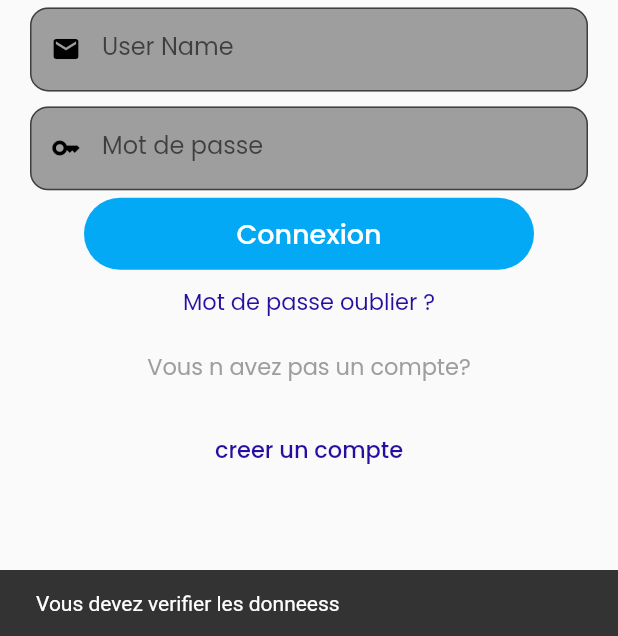
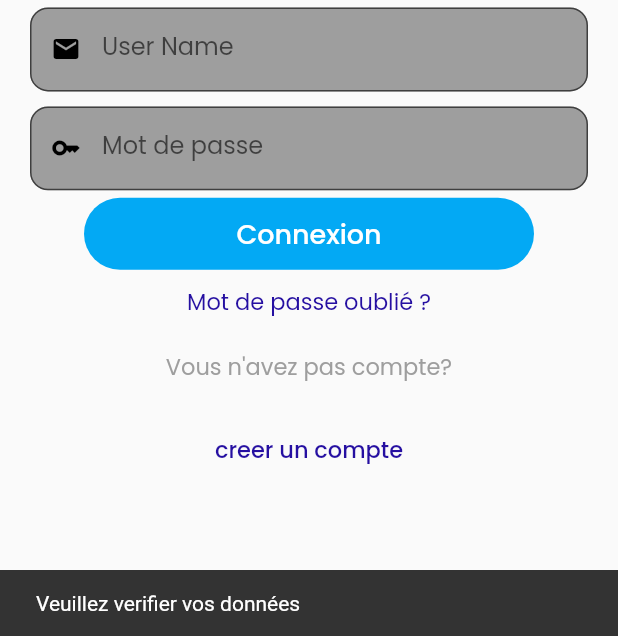
Before and after one commit to Yasser-korzane/nroho, a Flutter app: the Connexin screen opened directly, after a tap on "Connexion", on a phone screen of 412 x 824 dp, the part 600-1236 px from its top. Run offline on Flutter 3.47's test engine with Material 2 defaults, Android fonts, the phone set to English and light mode, and no system bars; our stand-ins replace cloud_firestore, dio, firebase_auth, firebase_core, flutter_spinkit, geocoding and 7 more; missing offline and left inert: flutter_polyline_points, places_service; accounts and stored records are empty; network calls fail.

Commit message:
ractification de connectin

```diff
--- a/lib/Services/wrapper.dart
+++ b/lib/Services/wrapper.dart
@@ -2,7 +2,7 @@ import 'package:appcouvoiturage/Models/Users.dart';
 import 'package:appcouvoiturage/pages/home.dart';
 import 'package:flutter/material.dart';
 import 'package:appcouvoiturage/main.dart';
-import 'package:appcouvoiturage/pages/connection.dart';
+import 'package:appcouvoiturage/pages/connexion.dart';
 import 'package:provider/provider.dart';
 import 'package:appcouvoiturage/pages/login.dart';
 
--- a/lib/pages/Historique.dart
+++ b/lib/pages/Historique.dart
@@ -72,7 +72,7 @@ class _cardReserverLancerListeState extends State<cardReserverLancerList> {
                   ),
                   Column(
                     children : [
-                    Text('Le court'),
+                    Text('Le cout'),
                     Text(  cardLancer.price.toString() +' DA'),
                     ]
                   )
--- a/lib/pages/Password.dart
+++ b/lib/pages/Password.dart
@@ -32,7 +32,7 @@ class MotdePasse extends StatelessWidget {
               // mainAxisAlignment: MainAxisAlignment.start,
               children: [
                 SizedBox(height: screenHeight*0.04,),
-                Center(child: Text('changer le mot de passe ',style: TextStyle(fontSize: 14),)),
+                Center(child: Text('changer le mot de passe ',style: TextStyle(fontSize: 17,fontWeight: FontWeight.bold),)),
                 SizedBox(height: screenHeight*0.1),
                 Text('Ancien mot de passe',
                   style: TextStyle(fontWeight: FontWeight.bold),),
@@ -94,7 +94,7 @@ class MotdePasse extends StatelessWidget {
                       ),
                       children: [
                         TextSpan(
-                          text: ' Click ici',
+                          text: ' Cliquez ici',
                           style: TextStyle(
                             fontWeight: FontWeight.normal,
                             fontSize: 16.0,
--- a/lib/pages/begin.dart
+++ b/lib/pages/begin.dart
@@ -1,4 +1,4 @@
-import 'package:appcouvoiturage/pages/connection.dart';
+import 'package:appcouvoiturage/pages/connexion.dart';
 import 'package:flutter/material.dart';
 
 class MyBeginPag extends StatefulWidget {
--- a/lib/pages/connection.dart
+++ b/lib/pages/connexion.dart
@@ -128,7 +128,7 @@ class _MyConnexinState extends State<Connexin> {
                     keyboardType: TextInputType.emailAddress,
                      validator:(input){
                                     if(input == null ){
-                                      return 'Entrer votre nom svp';
+                                      return 'Entrez votre nom ';
                                     }else {
                                       return null;
                                     }
@@ -145,7 +145,7 @@ class _MyConnexinState extends State<Connexin> {
                     border: OutlineInputBorder(borderRadius: BorderRadius.all(Radius.circular(12)),),
 
                     labelText: 'User Name',
-                    hintText: 'Enter valid mail id as abc@gmail.com',
+                    hintText: 'Entrez votre adresse mail abc@gmail.com',
                     hintStyle: TextStyle(color: Colors.grey[200],fontSize: 14),
                     fillColor: Colors.grey,
                     filled: true,
@@ -166,7 +166,7 @@ class _MyConnexinState extends State<Connexin> {
                     keyboardType: TextInputType.visiblePassword,
                      validator:(input){
                                     if(input == null ){
-                                      return 'Entrer votre nom svp';
+                                      return 'Entrez votre nom ';
                                     }
                                     return null;
                                   },
@@ -181,7 +181,7 @@ class _MyConnexinState extends State<Connexin> {
                     border: OutlineInputBorder(borderRadius: BorderRadius.all(Radius.circular(12)),),
 
                     labelText: 'Mot de passe',
-                    hintText: 'entrer votre mot de passe ',
+                    hintText: 'Entrez votre mot de passe ',
                     hintStyle: TextStyle(color: Colors.grey[200],fontSize: 14),
                     fillColor: Colors.grey,
                     filled: true,
@@ -233,7 +233,7 @@ class _MyConnexinState extends State<Connexin> {
 
                      ScaffoldMessenger.of(context).showSnackBar(
                        SnackBar(
-                         content: Text("Vous devez verifier les donnees"),
+                         content: Text("Veuillez verifier vos données "),
                          duration: Duration(seconds: 2),
                        ),
                      );
@@ -250,7 +250,7 @@ class _MyConnexinState extends State<Connexin> {
                }else{
                  ScaffoldMessenger.of(context).showSnackBar(
                    SnackBar(
-                     content: Text("Vous devez verifier les donneess"),
+                     content: Text("Veuillez verifier vos données"),
                      duration: Duration(seconds: 2),
                    ),
                  );
@@ -263,11 +263,11 @@ class _MyConnexinState extends State<Connexin> {
           ),
           Container(
             padding: EdgeInsets.all(10),
-            child: Text('Mot de passe oublier ?',style: TextStyle(color: Color.fromARGB(255, 37, 15, 161), fontSize: 15)),
+            child: Text('Mot de passe oublié ?',style: TextStyle(color: Color.fromARGB(255, 37, 15, 161), fontSize: 15)),
           ),
           Container(
             padding: EdgeInsets.all(10),
-            child: Text('Vous n avez pas un compte?',style: TextStyle(color: Colors.grey, fontSize: 15)),
+            child: Text('Vous n\'avez pas compte?',style: TextStyle(color: Colors.grey, fontSize: 15)),
           ),
           Container(
             padding: EdgeInsets.all(10),
--- a/lib/pages/contactezNous.dart
+++ b/lib/pages/contactezNous.dart
@@ -21,7 +21,7 @@ class ContactUs extends StatelessWidget {
               Icons.arrow_back,
               color: Color(0xff344D59),
             ),
-            onPressed: () {
+            onPressed: () {// l'icone retour en haut a gauche nous permttra de revenir vers la page d'avant(Assistance)
               Navigator.push(
                 context,
                 MaterialPageRoute(builder: (context) => Assistance()),
--- a/lib/pages/login.dart
+++ b/lib/pages/login.dart
@@ -1,4 +1,4 @@
-import 'package:appcouvoiturage/pages/connection.dart';
+import 'package:appcouvoiturage/pages/connexion.dart';
 import 'package:flutter/material.dart';
 import 'package:get/get.dart';
 
--- a/lib/pages/profilepage.dart
+++ b/lib/pages/profilepage.dart
@@ -6,7 +6,7 @@ import 'package:appcouvoiturage/pages/signup1.dart';
 import 'package:appcouvoiturage/pages/trajetdetails.dart';
 import 'package:flutter/material.dart';
 import 'package:appcouvoiturage/widgets/profilwidget.dart';
-import 'package:appcouvoiturage/pages/connection.dart';
+import 'package:appcouvoiturage/pages/connexion.dart';
 import 'package:get/get.dart';
 
 class Profilepage extends StatefulWidget {
--- a/lib/pages/signup1.dart
+++ b/lib/pages/signup1.dart
@@ -9,7 +9,7 @@ import '../AppClasses/Evaluation.dart';
 import '../AppClasses/Utilisateur.dart';
 import '../AppClasses/Vehicule.dart';
 import 'package:appcouvoiturage/Shared/lodingEffect.dart';
-import 'package:appcouvoiturage/pages/connection.dart';
+import 'package:appcouvoiturage/pages/connexion.dart';
 
 class MyHomePage extends StatefulWidget {
   const MyHomePage({super.key, required this.title});
```
Also changed, not shown: lib/pages/choisirchauffeur.dart (+4 -5 lines).
